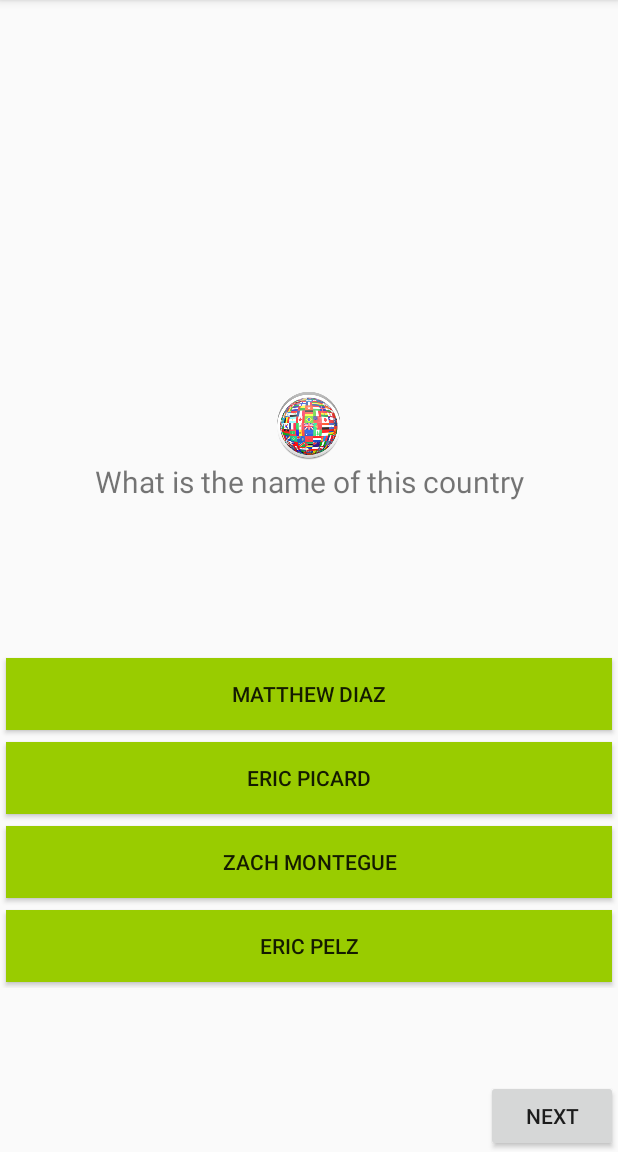
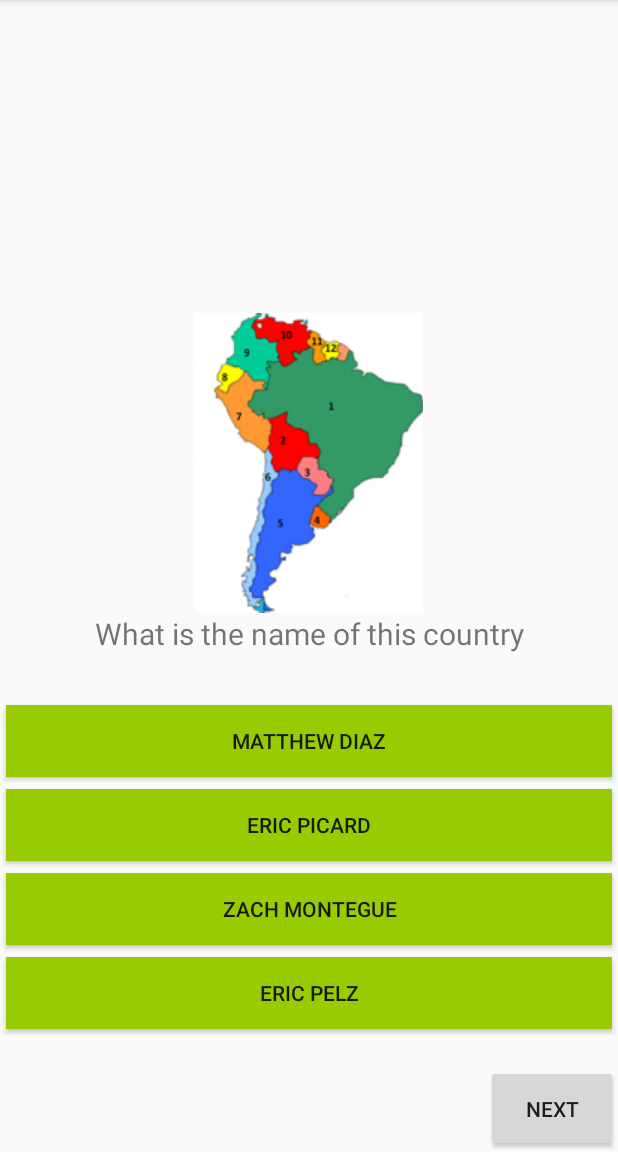
Before and after one commit to matthewddiaz/Android, an Android app: the screen it shows after launch (Countries), on a phone screen of 412 x 824 dp, the part 84-1236 px from its top. Run offline under Robolectric (Android 15) with nearby library versions, the phone set to English and light mode, and no system bars.

Commit message:
Add Questions.Java and add South America Picture.

```diff
--- a/NameThatCountry/app/src/main/java/com/matthewddiaz/namethatcountry/Countries.java
+++ b/NameThatCountry/app/src/main/java/com/matthewddiaz/namethatcountry/Countries.java
@@ -12,8 +12,6 @@ import android.widget.ImageView;
 import android.widget.TextView;
 import android.widget.Toast;
 
-import java.util.ConcurrentModificationException;
-
 
 public class Countries extends ActionBarActivity {
     TextView mQuestion;
@@ -22,6 +20,7 @@ public class Countries extends ActionBarActivity {
     Button mChoice3;
     Button mChoice4;
     Button mNext;
+    Questions[] mList;
 
     @Override
     protected void onCreate(Bundle savedInstanceState) {
@@ -33,6 +32,7 @@ public class Countries extends ActionBarActivity {
         mChoice3 = (Button)findViewById(R.id.choice3);
         mChoice4 = (Button)findViewById(R.id.choice4);
         mNext = (Button)findViewById(R.id.button_next);
+        mList = new Questions[10];
     }
 
 
@@ -58,6 +58,12 @@ public class Countries extends ActionBarActivity {
         return super.onOptionsItemSelected(item);
     }
 
+    public void createListOfPatterns(){
+        for(int x = 0; x < 2;x++){
+            mList[x] = new Questions(x);
+        }
+    }
+
     public void Choice1_handler(View view){
         CharSequence ans = mChoice1.getText();
         is_Correct(ans);
@@ -72,9 +78,14 @@ public class Countries extends ActionBarActivity {
         CharSequence ans = mChoice3.getText();
         is_Correct(ans);
     }
+
     public void Choice4_handler(View view){
         CharSequence ans = mChoice4.getText();
         is_Correct(ans);
+    }
+
+    public void next_handler(View view){
+
     }
 
     private void is_Correct(CharSequence user_ans){
--- a/NameThatCountry/app/src/main/res/layout/activity_countries.xml
+++ b/NameThatCountry/app/src/main/res/layout/activity_countries.xml
@@ -11,12 +11,13 @@
         android:text="@string/q_text"
         android:layout_width="match_parent"
         android:layout_height="wrap_content"
-        android:drawableTop="@drawable/ic_launcher"
+        android:drawableTop="@drawable/rsz_southamerica"
         android:textSize="20sp"
         android:gravity="center" />
+
     <Space
-        android:layout_width="match_parent"
-        android:layout_height="100dp" />
+        android:layout_width="fill_parent"
+        android:layout_height="30dp" />
 
     <GridLayout
         android:layout_width="match_parent"
@@ -63,13 +64,15 @@
 
     <Space
         android:layout_width="258dp"
-        android:layout_height="61dp" />
+        android:layout_height="20dp" />
 
     <Button
         android:id="@+id/button_next"
         android:layout_width="wrap_content"
-        android:layout_height="wrap_content"
+        android:layout_height="58dp"
         android:text="@string/next_button"
-        android:layout_gravity="right" />
+        android:layout_gravity="right"
+        android:onClick="next_handler"
+        />
 
 </LinearLayout>
```
Also changed, not shown: NameThatCountry/app/src/main/java/com/matthewddiaz/namethatcountry/Questions.java (+24 -0 lines), NameThatCountry/app/src/main/res/values/strings.xml (+8 -0 lines), NameThatCountry/app/src/main/res/drawable/rsz_southamerica.png (added).
